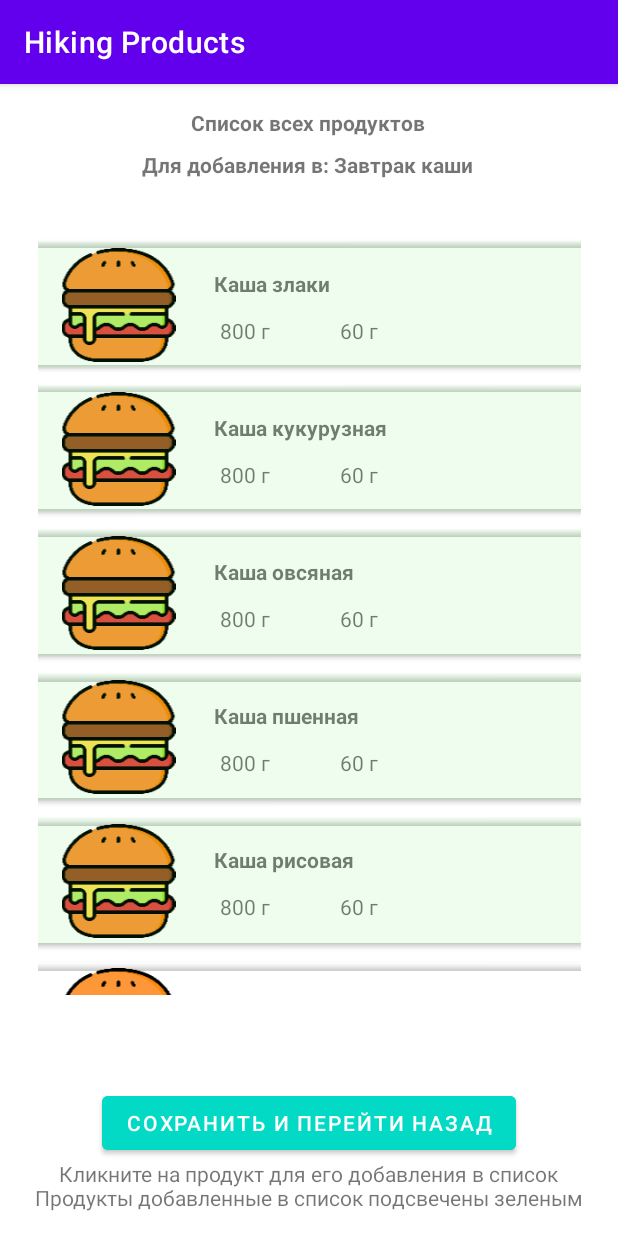
After one commit to Poltaev/Hiking-products, an Android app built with Jetpack Compose: the fragment AddProductsInListFragment shown on its own in the app's theme, on a phone screen of 412 x 824 dp. The commit adds this screen. Run offline under Robolectric (Android 15) with nearby library versions, the phone set to English and light mode, and no system bars; our stand-ins replace Room's generated code.

Commit message:
add fragment for add products in list

```diff
--- /dev/null
+++ b/app/src/main/java/com/example/myapplication/ui/adapters/ListAddProductsAdapter.kt
@@ -0,0 +1,82 @@
+package com.example.myapplication.ui.adapters
+
+import android.app.Application
+import android.content.Context
+import android.view.LayoutInflater
+import android.view.ViewGroup
+import androidx.compose.ui.graphics.Color
+import androidx.core.content.ContextCompat
+import androidx.core.content.ContextCompat.getColor
+import androidx.recyclerview.widget.RecyclerView
+import com.bumptech.glide.Glide
+import com.example.myapplication.R
+import com.example.myapplication.dataBase.Equipment
+import com.example.myapplication.dataBase.Participants
+import com.example.myapplication.dataBase.products.ListTypeOfProducts
+import com.example.myapplication.dataBase.products.Products
+import com.example.myapplication.databinding.EquipmentInformationItemBinding
+import com.example.myapplication.databinding.ListAddProductItemBinding
+import com.example.myapplication.databinding.ListProductItemBinding
+import com.example.myapplication.databinding.ParticipantInformationItemBinding
+import com.example.myapplication.databinding.TypeListProductItemBinding
+
+class ListAddProductsAdapter(
+    private val data: List<Products>,
+    private val listIdProducts: List<Int>,
+    private val onClick: (Products) -> Unit
+) :
+    RecyclerView.Adapter<ListAddProductsViewHolder>() {
+
+
+    override fun onCreateViewHolder(
+        parent: ViewGroup,
+        viewType: Int
+    ): ListAddProductsViewHolder {
+
+        val binding = ListAddProductItemBinding.inflate(LayoutInflater.from(parent.context))
+        return ListAddProductsViewHolder(binding)
+    }
+
+    override fun getItemCount(): Int {
+        return data.size
+    }
+
+    override fun onBindViewHolder(holder: ListAddProductsViewHolder, position: Int) {
+        val response = data
+        val item = response?.getOrNull(position)
+        with(holder.binding) {
+            if (item != null) {
+                textViewNameProducts.text = item.name
+            }
+            if (item != null) {
+                textViewWeightServing.text = item.weightForPerson.toString() + " г"
+            }
+            if (item != null) {
+                textViewWeightPackage.text = item.packageWeight.toString() + " г"
+            }
+            if (item != null) {
+                listIdProducts.forEach {
+                    if (it == item.id){
+                        buttonBackground.setBackgroundColor(ContextCompat.getColor(holder.binding.buttonBackground.context, R.color.transparent_green))
+                    }
+                }
+            }
+
+            item?.let {
+                Glide
+                    .with(imageViewProducts.context)
+                    .load(R.drawable.hamburger)
+                    .into(imageViewProducts)
+            }
+        }
+
+        holder.binding.root.setOnClickListener {
+            item?.let {
+                onClick(item)
+            }
+        }
+    }
+}
+
+class ListAddProductsViewHolder(val binding: ListAddProductItemBinding) :
+    RecyclerView.ViewHolder(binding.root)
--- /dev/null
+++ b/app/src/main/java/com/example/myapplication/ui/add_products_in_list/AddProductsInListFragment.kt
@@ -0,0 +1,146 @@
+package com.example.myapplication.ui.add_products_in_list
+
+import androidx.fragment.app.viewModels
+import android.os.Bundle
+import androidx.fragment.app.Fragment
+import android.view.LayoutInflater
+import android.view.View
+import android.view.ViewGroup
+import androidx.lifecycle.ViewModel
+import androidx.lifecycle.ViewModelProvider
+import androidx.lifecycle.lifecycleScope
+import androidx.navigation.fragment.findNavController
+import com.example.myapplication.R
+import com.example.myapplication.dataBase.App
+import com.example.myapplication.dataBase.products.ListProducts
+import com.example.myapplication.dataBase.products.Products
+import com.example.myapplication.databinding.FragmentAddProductsInListBinding
+import com.example.myapplication.databinding.FragmentListAllProductsBinding
+import com.example.myapplication.ui.adapters.ListAddProductsAdapter
+import com.example.myapplication.ui.adapters.ListProductsAdapter
+import com.example.myapplication.ui.adapters.ListProductsInTypeListProductAdapter
+import com.example.myapplication.ui.list_all_products.ListAllProductsViewModel
+import kotlinx.coroutines.Dispatchers
+import kotlinx.coroutines.Job
+import kotlinx.coroutines.delay
+import kotlinx.coroutines.launch
+
+class AddProductsInListFragment : Fragment() {
+
+    lateinit var job: Job
+
+    private var id = 1
+
+    private var listIdProducts = mutableListOf<Int>()
+
+    private var _binding: FragmentAddProductsInListBinding? = null
+
+    private val binding get() = _binding!!
+
+    private val viewModel: AddProductsInListViewModel by viewModels {
+        object : ViewModelProvider.Factory {
+            override fun <T : ViewModel> create(modelClass: Class<T>): T {
+                val hikeDao = (requireContext().applicationContext as App).db.hikeDao()
+                return AddProductsInListViewModel(hikeDao) as T
+            }
+        }
+    }
+
+    override fun onCreate(savedInstanceState: Bundle?) {
+        super.onCreate(savedInstanceState)
+        arguments?.let {
+            id = it.getInt("listTypeId")
+        }
+    }
+
+    override fun onCreateView(
+        inflater: LayoutInflater, container: ViewGroup?,
+        savedInstanceState: Bundle?,
+    ): View {
+        _binding = FragmentAddProductsInListBinding.inflate(inflater, container, false)
+        val root: View = binding.root
+        return root
+    }
+
+    override fun onViewCreated(view: View, savedInstanceState: Bundle?) {
+        super.onViewCreated(view, savedInstanceState)
+        lifecycleScope.launch {
+            checkAndUpDateTheList()
+        }
+        binding.buttonSave.setOnClickListener {
+            val bundle = Bundle().apply {
+                putInt("listTypeId", id)
+            }
+            findNavController().navigate(
+                R.id.action_addProductsInListFragment_to_listProductFragment,
+                bundle
+            )
+        }
+        lifecycleScope.launch(Dispatchers.IO) {
+            val listTypeOfProduct = viewModel.getAllListTypeOfProduct()
+            listTypeOfProduct.forEach {
+                if (it.id == id) {
+                    binding.textViewHeadingNameList.text =
+                        "Для добавления в: " + it.typeOfMeal + " " + it.name
+                }
+            }
+        }
+
+    }
+
+    override fun onPause() {
+        super.onPause()
+        job.cancel()
+    }
+
+    override fun onDestroyView() {
+        super.onDestroyView()
+        _binding = null
+
+    }
+
+   suspend private fun checkAndUpDateTheList() {
+       job = lifecycleScope.launch {
+           launch(Dispatchers.IO) {
+               val listWithProduct = viewModel.getAllListWithProduct()
+               listWithProduct.forEach {
+                   if (it.listId == id) {
+                       listIdProducts.add(it.productsId)
+                   }
+               }
+           }
+           viewModel.getAllProductFlow().collect {
+               val getProductList = it
+               val ProductAdapter =
+                   getProductList.let {
+                       ListAddProductsAdapter(
+                           it,
+                           listIdProducts
+                       ) { onItemClick(it) }
+                   }
+               binding.recyclerViewListProducts.adapter = ProductAdapter
+           }
+       }
+    }
+
+
+    private fun onItemClick(item: Products) {
+        var weNaveIt = true
+        listIdProducts.forEach {
+            if (item.id == it) {
+                weNaveIt = false
+                lifecycleScope.launch(Dispatchers.IO) {
+                    viewModel.deleteProductsWithList(ListProducts(id, item.id))
+                }
+            }
+        }
+        if (weNaveIt){}
+        lifecycleScope.launch(Dispatchers.IO) {
+            viewModel.addProductsWithList(id, item.id)
+        }
+        listIdProducts.add(item.id)
+        lifecycleScope.launch {
+            checkAndUpDateTheList()
+        }
+    }
+}
--- /dev/null
+++ b/app/src/main/java/com/example/myapplication/ui/add_products_in_list/AddProductsInListViewModel.kt
@@ -0,0 +1,35 @@
+package com.example.myapplication.ui.add_products_in_list
+
+import androidx.lifecycle.ViewModel
+import com.example.myapplication.dataBase.HikeDao
+import com.example.myapplication.dataBase.products.ListProducts
+import com.example.myapplication.dataBase.products.ListTypeOfProducts
+import com.example.myapplication.dataBase.products.Products
+import com.example.myapplication.domain.ProductsUseCase
+import kotlinx.coroutines.flow.Flow
+
+class AddProductsInListViewModel(private val hikeDao: HikeDao) : ViewModel() {
+
+    suspend  fun getAllProductFlow(): Flow<List<Products>> {
+        return ProductsUseCase(hikeDao).getAllProductsFlow()
+    }
+
+    suspend  fun getAllListWithProduct(): List<ListProducts> {
+        return ProductsUseCase(hikeDao).getAllListProductsList()
+    }
+    suspend  fun getAllListTypeOfProduct(): List<ListTypeOfProducts> {
+        return ProductsUseCase(hikeDao).getAllListTypeOfProductsList()
+    }
+    suspend fun deleteListTypeOfProducts(listTypeOfProducts: ListTypeOfProducts){
+        return ProductsUseCase(hikeDao).deleteListTypeOfProducts(listTypeOfProducts)
+    }
+    suspend fun deleteProductsWithList(listProducts: ListProducts){
+        return ProductsUseCase(hikeDao).deleteListProducts(listProducts)
+    }
+    suspend fun addProductsWithList(
+        listId: Int,
+        productsId: Int
+    ){
+        return ProductsUseCase(hikeDao).loadListProducts(listId, productsId)
+    }
+}
--- a/app/src/main/java/com/example/myapplication/ui/list_product/ListProductFragment.kt
+++ b/app/src/main/java/com/example/myapplication/ui/list_product/ListProductFragment.kt
@@ -30,7 +30,6 @@ import kotlinx.coroutines.launch
 
 class ListProductFragment : Fragment() {
 
-//    lateinit var job: Job
 
     private var id = 1
 
@@ -83,7 +82,6 @@ class ListProductFragment : Fragment() {
 
         launch(Dispatchers.Main) {
             delay(100)
-            Log.i("Main12344", idListProductsforAdapter.size.toString())
             viewModel.getAllProductFlow().collect {
                 val getProductList = it
                 val listProductsforAdapter = mutableListOf<Products>()
@@ -94,7 +92,6 @@ class ListProductFragment : Fragment() {
                         }
                     }
                 }
-                Log.i("Main12344", idListProductsforAdapter.size.toString())
                 val ProductAdapter =
                     listProductsforAdapter.let { ListProductsInTypeListProductAdapter(it) { onItemClick(it) } }
                 binding.recyclerViewListWithProducts.adapter = ProductAdapter
@@ -110,6 +107,15 @@ class ListProductFragment : Fragment() {
                     bundle
                 )
             }
+        binding.buttonAddFood.setOnClickListener {
+            val bundle = Bundle().apply {
+                putInt("listTypeId", id)
+            }
+            findNavController().navigate(
+                R.id.action_listProductFragment_to_addProductsInListFragment,
+                bundle
+            )
+        }
             binding.buttonDeleteListProducts.setOnClickListener {
                 if (id != 9999) {
                     lifecycleScope.launch(Dispatchers.IO) {
--- /dev/null
+++ b/app/src/main/res/layout/fragment_add_products_in_list.xml
@@ -0,0 +1,79 @@
+<?xml version="1.0" encoding="utf-8"?>
+<androidx.constraintlayout.widget.ConstraintLayout xmlns:android="http://schemas.android.com/apk/res/android"
+    xmlns:app="http://schemas.android.com/apk/res-auto"
+    xmlns:tools="http://schemas.android.com/tools"
+    android:layout_width="match_parent"
+    android:layout_height="match_parent"
+    tools:context=".ui.hike_archive.HikeArchiveFragment">
+
+    <TextView
+        android:id="@+id/textViewHeading"
+        android:layout_width="wrap_content"
+        android:layout_height="wrap_content"
+        android:layout_marginTop="16dp"
+        android:text="Список всех продуктов"
+        android:textStyle="bold"
+        app:layout_constraintEnd_toEndOf="parent"
+        app:layout_constraintHorizontal_bias="0.498"
+        app:layout_constraintStart_toStartOf="parent"
+        app:layout_constraintTop_toTopOf="parent" />
+
+    <TextView
+        android:id="@+id/textViewHeadingNameList"
+        android:layout_width="wrap_content"
+        android:layout_height="wrap_content"
+        android:layout_marginTop="44dp"
+        android:text="Для добавления в:"
+        android:textStyle="bold"
+        app:layout_constraintEnd_toEndOf="parent"
+        app:layout_constraintHorizontal_bias="0.498"
+        app:layout_constraintStart_toStartOf="parent"
+        app:layout_constraintTop_toTopOf="parent" />
+
+    <androidx.recyclerview.widget.RecyclerView
+        android:id="@+id/recyclerViewListProducts"
+        android:layout_width="362dp"
+        android:layout_height="508dp"
+        android:orientation="vertical"
+        app:layoutManager="androidx.recyclerview.widget.LinearLayoutManager"
+        app:layout_constraintBottom_toBottomOf="parent"
+        app:layout_constraintEnd_toEndOf="parent"
+        app:layout_constraintStart_toStartOf="parent"
+        app:layout_constraintTop_toTopOf="parent"
+        app:layout_constraintVertical_bias="0.382" />
+
+    <TextView
+        android:id="@+id/textView"
+        android:layout_width="wrap_content"
+        android:layout_height="wrap_content"
+        android:layout_marginBottom="32dp"
+        android:text="Кликните на продукт для его добавления в список"
+        app:layout_constraintBottom_toBottomOf="parent"
+        app:layout_constraintEnd_toEndOf="parent"
+        app:layout_constraintHorizontal_bias="0.5"
+        app:layout_constraintStart_toStartOf="parent" />
+
+    <TextView
+        android:id="@+id/textView1"
+        android:layout_width="wrap_content"
+        android:layout_height="wrap_content"
+        android:layout_marginBottom="16dp"
+        android:text="Продукты добавленные в список подсвечены зеленым"
+        app:layout_constraintBottom_toBottomOf="parent"
+        app:layout_constraintEnd_toEndOf="parent"
+        app:layout_constraintHorizontal_bias="0.5"
+        app:layout_constraintStart_toStartOf="parent" />
+
+    <Button
+        android:id="@+id/buttonSave"
+        android:layout_width="wrap_content"
+        android:layout_height="wrap_content"
+        android:layout_marginBottom="16dp"
+        android:text="Сохранить и перейти назад"
+        android:backgroundTint="@color/teal_200"
+        app:layout_constraintBottom_toTopOf="@+id/textView1"
+        app:layout_constraintEnd_toEndOf="parent"
+        app:layout_constraintHorizontal_bias="0.498"
+        app:layout_constraintStart_toStartOf="parent" />
+
+</androidx.constraintlayout.widget.ConstraintLayout>
--- /dev/null
+++ b/app/src/main/res/layout/list_add_product_item.xml
@@ -0,0 +1,65 @@
+<?xml version="1.0" encoding="utf-8"?>
+<androidx.constraintlayout.widget.ConstraintLayout xmlns:android="http://schemas.android.com/apk/res/android"
+    xmlns:app="http://schemas.android.com/apk/res-auto"
+    xmlns:tools="http://schemas.android.com/tools"
+    android:layout_width="match_parent"
+    android:layout_height="match_parent"
+    android:background="@color/transparent">
+
+
+    <ImageView
+        android:id="@+id/imageViewProducts"
+        android:layout_width="87dp"
+        android:layout_height="76dp"
+        android:layout_margin="10dp"
+        app:layout_constraintBottom_toBottomOf="parent"
+        app:layout_constraintEnd_toEndOf="parent"
+        app:layout_constraintHorizontal_bias="0.0"
+        app:layout_constraintStart_toStartOf="parent"
+        app:layout_constraintTop_toTopOf="parent"
+        app:layout_constraintVertical_bias="0.0"
+        tools:srcCompat="@tools:sample/avatars" />
+
+    <TextView
+        android:id="@+id/textViewNameProducts"
+        android:layout_width="wrap_content"
+        android:layout_height="wrap_content"
+        android:layout_marginStart="20dp"
+        android:layout_marginTop="24dp"
+        android:text="Name products"
+        android:textStyle="bold"
+        app:layout_constraintStart_toEndOf="@+id/imageViewProducts"
+        app:layout_constraintTop_toTopOf="parent" />
+
+    <TextView
+        android:id="@+id/textViewWeightServing"
+        android:layout_width="46dp"
+        android:layout_height="16dp"
+        android:layout_marginStart="104dp"
+        android:layout_marginTop="12dp"
+        android:text="10 г"
+        app:layout_constraintStart_toEndOf="@+id/imageViewProducts"
+        app:layout_constraintTop_toBottomOf="@+id/textViewNameProducts" />
+
+    <TextView
+        android:id="@+id/textViewWeightPackage"
+        android:layout_width="61dp"
+        android:layout_height="17dp"
+        android:layout_marginStart="24dp"
+        android:layout_marginTop="12dp"
+        android:text="1000 г"
+        app:layout_constraintStart_toEndOf="@+id/imageViewProducts"
+        app:layout_constraintTop_toBottomOf="@+id/textViewNameProducts" />
+
+    <Button
+        android:id="@+id/buttonBackground"
+        android:layout_width="383dp"
+        android:layout_height="96dp"
+        android:backgroundTint="@color/transparent"
+        android:clickable="false"
+        android:text=""
+        app:layout_constraintEnd_toEndOf="parent"
+        app:layout_constraintStart_toStartOf="parent"
+        app:layout_constraintTop_toTopOf="parent" />
+
+</androidx.constraintlayout.widget.ConstraintLayout>
--- a/app/src/main/res/navigation/mobile_navigation.xml
+++ b/app/src/main/res/navigation/mobile_navigation.xml
@@ -204,6 +204,9 @@
         <action
             android:id="@+id/action_listProductFragment_to_food_list"
             app:destination="@id/food_list" />
+        <action
+            android:id="@+id/action_listProductFragment_to_addProductsInListFragment"
+            app:destination="@id/addProductsInListFragment" />
     </fragment>
     <fragment
         android:id="@+id/listAllProductsFragment"
@@ -214,5 +217,14 @@
             android:id="@+id/action_listAllProductsFragment_to_viewingTheProductFragment"
             app:destination="@id/viewingTheProductFragment" />
     </fragment>
+    <fragment
+        android:id="@+id/addProductsInListFragment"
+        android:name="com.example.myapplication.ui.add_products_in_list.AddProductsInListFragment"
+        android:label="fragment_add_products_in_list"
+        tools:layout="@layout/fragment_add_products_in_list" >
+        <action
+            android:id="@+id/action_addProductsInListFragment_to_listProductFragment"
+            app:destination="@id/listProductFragment" />
+    </fragment>
 
 </navigation>
--- a/app/src/main/res/values/colors.xml
+++ b/app/src/main/res/values/colors.xml
@@ -7,4 +7,6 @@
     <color name="teal_700">#FF018786</color>
     <color name="black">#FF000000</color>
     <color name="white">#FFFFFFFF</color>
+    <color name="transparent">#00FFFFFF</color>
+    <color name="transparent_green">#120EE411</color>
 </resources>
```
